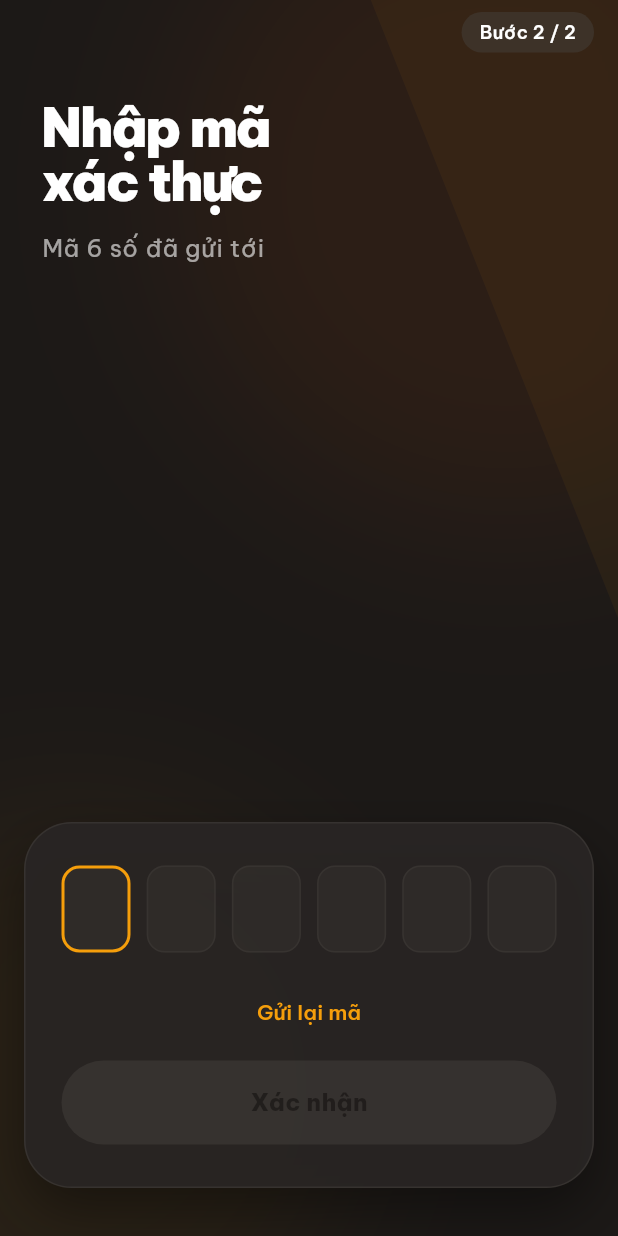
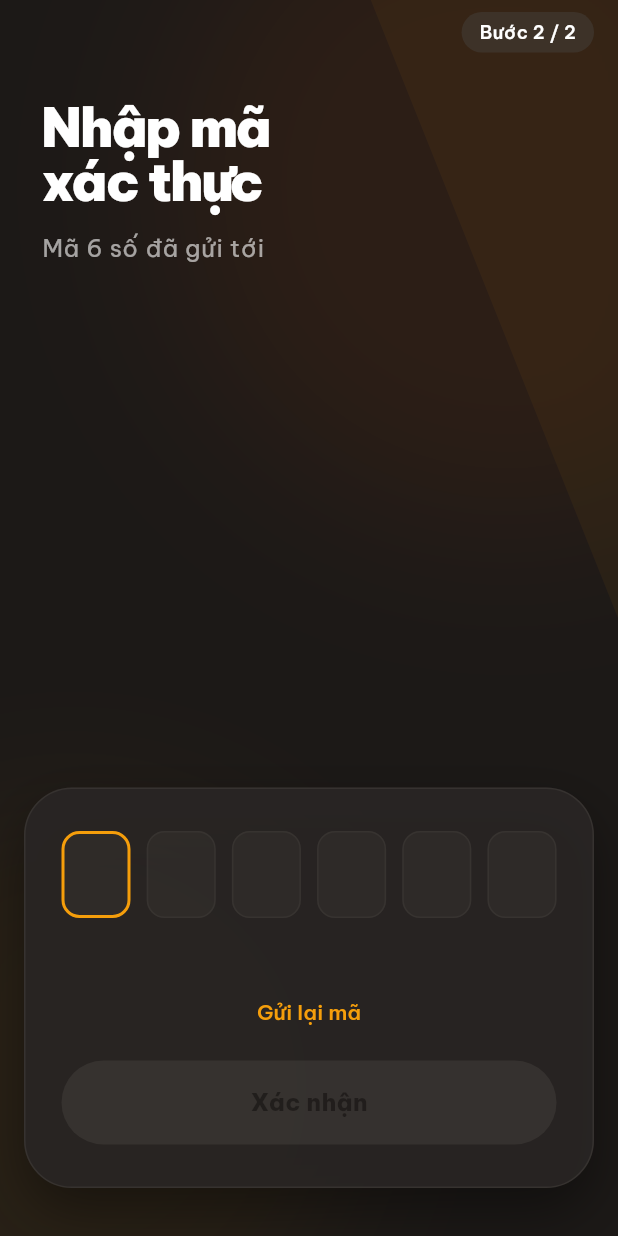
Before and after one commit to haoma24/gas-tam-de, a Flutter app: the OtpPage screen opened directly with empty values, on a phone screen of 412 x 824 dp. Run offline on Flutter 3.47's test engine with Material 3 defaults, Android fonts, the phone set to English and light mode, and no system bars; our stand-ins replace dio, flutter_map, flutter_riverpod, flutter_tts, geolocator, go_router and 3 more; accounts and stored records are empty; network calls fail.

Commit message:
fix(mobile): OTP screen opens the keyboard on web
The 6-digit field lived in a SizedBox(height: 0), so mobile browsers had a
zero-size DOM input to focus and never raised the on-screen keyboard. The digit
boxes are now decoration under a full-size transparent TextField, which also
autofocuses so the keyboard carried over from step 1 stays up, and a 6th digit
submits without an extra tap.

Auth screens also scroll now: the keyboard shrinks the viewport, and Spacer in a
fixed Column overflowed instead of moving the field into view.

Co-authored-by: haomd2 <haomd2@fpt.com>

```diff
--- a/apps/mobile/lib/features/auth/_auth_widgets.dart
+++ b/apps/mobile/lib/features/auth/_auth_widgets.dart
@@ -1,3 +1,5 @@
+import 'dart:math' as math;
+
 import 'package:flutter/material.dart';
 import 'package:flutter/services.dart';
 
@@ -25,6 +27,48 @@ class AuthStepChip extends StatelessWidget {
           fontWeight: FontWeight.w600,
         ),
       ),
+    );
+  }
+}
+
+/// Auth page body: header block on top, input card pushed to the bottom.
+///
+/// Scrollable so the on-screen keyboard (which shrinks the viewport) neither
+/// overflows the layout nor hides the field being typed into — the focused
+/// field is scrolled into view instead.
+class AuthScrollBody extends StatelessWidget {
+  const AuthScrollBody({
+    super.key,
+    required this.top,
+    required this.bottom,
+    this.bottomPadding = 32,
+  });
+
+  final Widget top;
+  final Widget bottom;
+  final double bottomPadding;
+
+  @override
+  Widget build(BuildContext context) {
+    return LayoutBuilder(
+      builder: (context, constraints) {
+        final minHeight = constraints.maxHeight.isFinite
+            ? math.max(0.0, constraints.maxHeight - bottomPadding)
+            : 0.0;
+        return SingleChildScrollView(
+          padding: EdgeInsets.only(bottom: bottomPadding),
+          child: ConstrainedBox(
+            constraints: BoxConstraints(minHeight: minHeight),
+            // spaceBetween (not Spacer) — Expanded cannot resolve inside the
+            // unbounded height of a scroll view.
+            child: Column(
+              crossAxisAlignment: CrossAxisAlignment.stretch,
+              mainAxisAlignment: MainAxisAlignment.spaceBetween,
+              children: [top, bottom],
+            ),
+          ),
+        );
+      },
     );
   }
 }
@@ -220,13 +264,11 @@ class DarkTextField extends StatelessWidget {
         fillColor: AppColors.ash.withValues(alpha: 0.35),
         border: OutlineInputBorder(
           borderRadius: AppRadius.md,
-          borderSide:
-              BorderSide(color: AppColors.ash.withValues(alpha: 0.4)),
+          borderSide: BorderSide(color: AppColors.ash.withValues(alpha: 0.4)),
         ),
         enabledBorder: OutlineInputBorder(
           borderRadius: AppRadius.md,
-          borderSide:
-              BorderSide(color: AppColors.ash.withValues(alpha: 0.4)),
+          borderSide: BorderSide(color: AppColors.ash.withValues(alpha: 0.4)),
         ),
         focusedBorder: OutlineInputBorder(
           borderRadius: AppRadius.md,
@@ -250,10 +292,15 @@ class DarkTextField extends StatelessWidget {
   }
 }
 
+/// Height of a single [OtpBoxRow] digit box — the transparent input on
+/// [OtpBoxRow] must cover exactly this area so taps reach the text field.
+const double kOtpBoxHeight = 58;
+
 /// 6 individual digit boxes reflecting controller value.
 class OtpBoxRow extends StatelessWidget {
-  const OtpBoxRow({super.key, required this.digits});
+  const OtpBoxRow({super.key, required this.digits, this.focused = true});
   final String digits;
+  final bool focused;
 
   @override
   Widget build(BuildContext context) {
@@ -261,11 +308,11 @@ class OtpBoxRow extends StatelessWidget {
       mainAxisAlignment: MainAxisAlignment.spaceBetween,
       children: List.generate(6, (i) {
         final filled = i < digits.length;
-        final active = i == digits.length;
+        final active = focused && i == digits.length;
         return AnimatedContainer(
           duration: const Duration(milliseconds: 150),
           width: 46,
-          height: 58,
+          height: kOtpBoxHeight,
           decoration: BoxDecoration(
             color: filled
                 ? AppColors.amber.withValues(alpha: 0.15)
--- a/apps/mobile/lib/features/auth/otp_page.dart
+++ b/apps/mobile/lib/features/auth/otp_page.dart
@@ -29,7 +29,6 @@ class OtpPage extends ConsumerStatefulWidget {
 
 class _OtpPageState extends ConsumerState<OtpPage> {
   final _controller = TextEditingController();
-  final _formKey = GlobalKey<FormState>();
   final _focusNode = FocusNode();
   bool _loading = false;
   bool _resending = false;
@@ -43,19 +42,31 @@ class _OtpPageState extends ConsumerState<OtpPage> {
     super.initState();
     _devCode = widget.args.devCode;
     _startCooldown(widget.args.resendAfterSec);
-    _controller.addListener(() => setState(() {}));
-    WidgetsBinding.instance.addPostFrameCallback((_) {
-      _focusNode.requestFocus();
-    });
+    _controller.addListener(_onCodeChanged);
+    _focusNode.addListener(_onFocusChanged);
   }
 
   @override
   void dispose() {
     _timer?.cancel();
+    _controller.removeListener(_onCodeChanged);
+    _focusNode.removeListener(_onFocusChanged);
     _controller.dispose();
     _focusNode.dispose();
     super.dispose();
   }
+
+  void _onCodeChanged() {
+    setState(() {
+      if (_error != null) _error = null;
+    });
+    if (_controller.text.trim().length == 6 && !_busy) {
+      _focusNode.unfocus();
+      _verify();
+    }
+  }
+
+  void _onFocusChanged() => setState(() {});
 
   void _startCooldown(int seconds) {
     _timer?.cancel();
@@ -76,10 +87,17 @@ class _OtpPageState extends ConsumerState<OtpPage> {
   }
 
   Future<void> _verify() async {
-    setState(() => _error = null);
-    if (!(_formKey.currentState?.validate() ?? false)) return;
+    if (_busy) return;
     final code = _controller.text.trim();
-    setState(() => _loading = true);
+    if (code.length != 6) {
+      setState(() => _error = 'Nhập đủ 6 số của mã OTP.');
+      _focusNode.requestFocus();
+      return;
+    }
+    setState(() {
+      _error = null;
+      _loading = true;
+    });
     try {
       final result = await ref.read(authApiProvider).verifyOtp(
             phone: widget.args.phone,
@@ -149,7 +167,8 @@ class _OtpPageState extends ConsumerState<OtpPage> {
               child: CustomPaint(painter: FlameAmbientPainter()),
             ),
             SafeArea(
-              child: Column(
+              child: AuthScrollBody(
+                top: Column(
                   crossAxisAlignment: CrossAxisAlignment.stretch,
                   children: [
                     Padding(
@@ -216,8 +235,8 @@ class _OtpPageState extends ConsumerState<OtpPage> {
                                 color: AppColors.amber.withValues(alpha: 0.12),
                                 borderRadius: AppRadius.sm,
                                 border: Border.all(
-                                  color: AppColors.amber
-                                      .withValues(alpha: 0.3)),
+                                    color:
+                                        AppColors.amber.withValues(alpha: 0.3)),
                               ),
                               child: Text(
                                 'Dev mode: mã OTP là $_devCode',
@@ -232,79 +251,102 @@ class _OtpPageState extends ConsumerState<OtpPage> {
                         ],
                       ),
                     ),
-                  const Spacer(),
-                  Padding(
-                    padding: const EdgeInsets.fromLTRB(16, 0, 16, 0),
+                  ],
+                ),
+                bottom: Padding(
+                  padding: const EdgeInsets.fromLTRB(16, 24, 16, 0),
                   child: AuthCard(
-                      child: Form(
-                        key: _formKey,
                     child: Column(
                       crossAxisAlignment: CrossAxisAlignment.stretch,
                       mainAxisSize: MainAxisSize.min,
                       children: [
-                            // Tap the boxes to show keyboard
-                            GestureDetector(
-                              onTap: () => _focusNode.requestFocus(),
-                              behavior: HitTestBehavior.opaque,
-                              child: OtpBoxRow(digits: _digits),
+                        // The digit boxes are decoration only; a transparent,
+                        // full-size text field sits on top so a tap focuses it
+                        // directly. A zero-size field never gets a browser
+                        // keyboard on mobile web.
+                        SizedBox(
+                          height: kOtpBoxHeight,
+                          child: Stack(
+                            fit: StackFit.expand,
+                            children: [
+                              IgnorePointer(
+                                child: OtpBoxRow(
+                                  digits: _digits,
+                                  focused: _focusNode.hasFocus,
                                 ),
-                            // Hidden field
-                            SizedBox(
-                              height: 0,
-                              child: TextFormField(
+                              ),
+                              TextField(
                                 controller: _controller,
                                 focusNode: _focusNode,
+                                // Autofocus keeps the keyboard from step 1 up
+                                // on mobile web, where a programmatic focus
+                                // without a user gesture cannot reopen it.
+                                autofocus: true,
                                 enabled: !_loading,
                                 keyboardType: TextInputType.number,
                                 textInputAction: TextInputAction.done,
                                 autofillHints: const [
-                                  AutofillHints.oneTimeCode
+                                  AutofillHints.oneTimeCode,
                                 ],
                                 inputFormatters: [
                                   FilteringTextInputFormatter.digitsOnly,
                                   LengthLimitingTextInputFormatter(6),
                                 ],
+                                textAlign: TextAlign.center,
+                                showCursor: false,
+                                enableInteractiveSelection: false,
+                                enableSuggestions: false,
                                 style: const TextStyle(
-                                    fontSize: 0,
-                                    color: Colors.transparent),
-                                cursorWidth: 0,
+                                  color: Colors.transparent,
+                                  fontSize: 24,
+                                  height: 1.0,
+                                ),
                                 decoration: const InputDecoration(
                                   contentPadding: EdgeInsets.zero,
+                                  isCollapsed: true,
+                                  filled: false,
                                   border: InputBorder.none,
                                   focusedBorder: InputBorder.none,
                                   enabledBorder: InputBorder.none,
+                                  disabledBorder: InputBorder.none,
                                 ),
-                                validator: (v) {
-                                  if ((v?.trim() ?? '').length != 6)
-                                    return '';
-                                  return null;
-                                },
-                                onFieldSubmitted: (_) {
-                                  if (!_loading) _verify();
-                                },
+                                onSubmitted: (_) => _verify(),
+                              ),
+                            ],
+                          ),
+                        ),
+                        const SizedBox(height: 10),
+                        AnimatedOpacity(
+                          opacity: _focusNode.hasFocus ? 0 : 1,
+                          duration: const Duration(milliseconds: 200),
+                          child: Center(
+                            child: Text(
+                              'Chạm vào ô để mở bàn phím',
+                              style: TextStyle(
+                                color: AppColors.onDark.withValues(alpha: 0.45),
+                                fontSize: 12,
+                              ),
+                            ),
                           ),
                         ),
                         if (_error != null) ...[
                           const SizedBox(height: 12),
                           AuthErrorText(_error!),
                         ],
-                            const SizedBox(height: 16),
+                        const SizedBox(height: 12),
                         Center(
                           child: TextButton(
-                                onPressed: (_cooldown > 0 || _busy)
-                                    ? null
-                                    : _resend,
+                            onPressed:
+                                (_cooldown > 0 || _busy) ? null : _resend,
                             style: TextButton.styleFrom(
                               foregroundColor: AppColors.amber,
                             ),
                             child: Text(
                               _cooldown > 0
                                   ? 'Gửi lại sau ${_cooldown}s'
-                                      : (_resending
-                                          ? 'Đang gửi…'
-                                          : 'Gửi lại mã'),
-                                  style: const TextStyle(
-                                      fontWeight: FontWeight.w600),
+                                  : (_resending ? 'Đang gửi…' : 'Gửi lại mã'),
+                              style:
+                                  const TextStyle(fontWeight: FontWeight.w600),
                             ),
                           ),
                         ),
@@ -320,9 +362,6 @@ class _OtpPageState extends ConsumerState<OtpPage> {
                   ),
                 ),
               ),
-                  const SizedBox(height: 32),
-                ],
-              ),
             ),
           ],
         ),
```
Also changed, not shown: apps/mobile/lib/features/auth/admin_login_page.dart (+10 -4 lines), apps/mobile/lib/features/auth/phone_page.dart (+12 -21 lines), 1 other file. Lines whose indentation alone changed are shown as unchanged.
